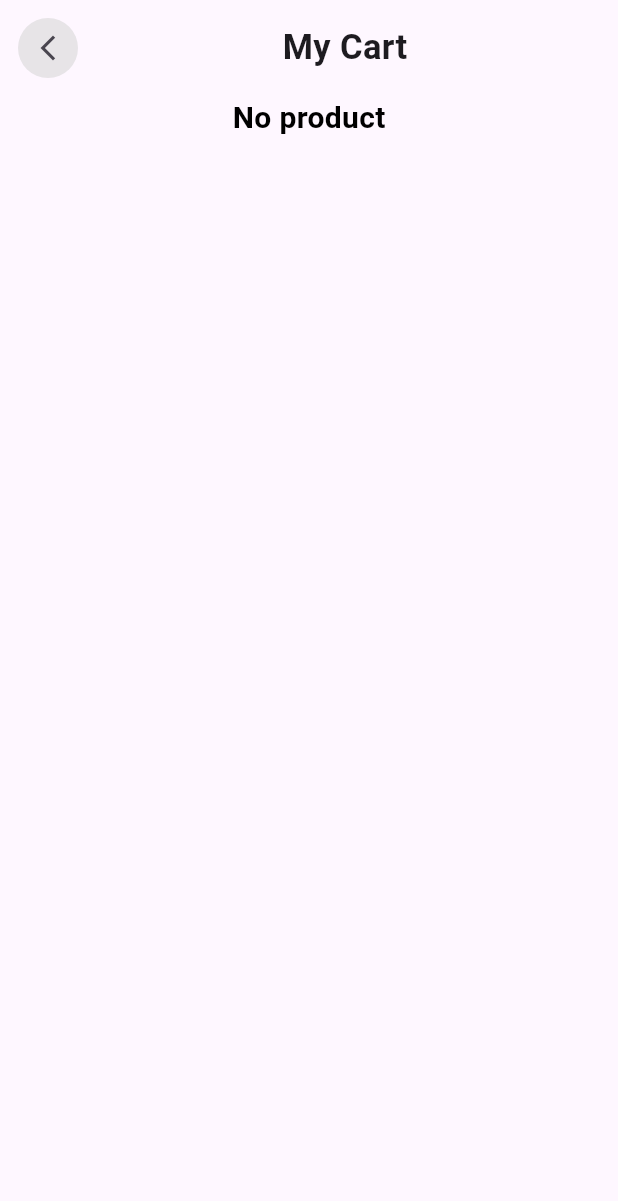
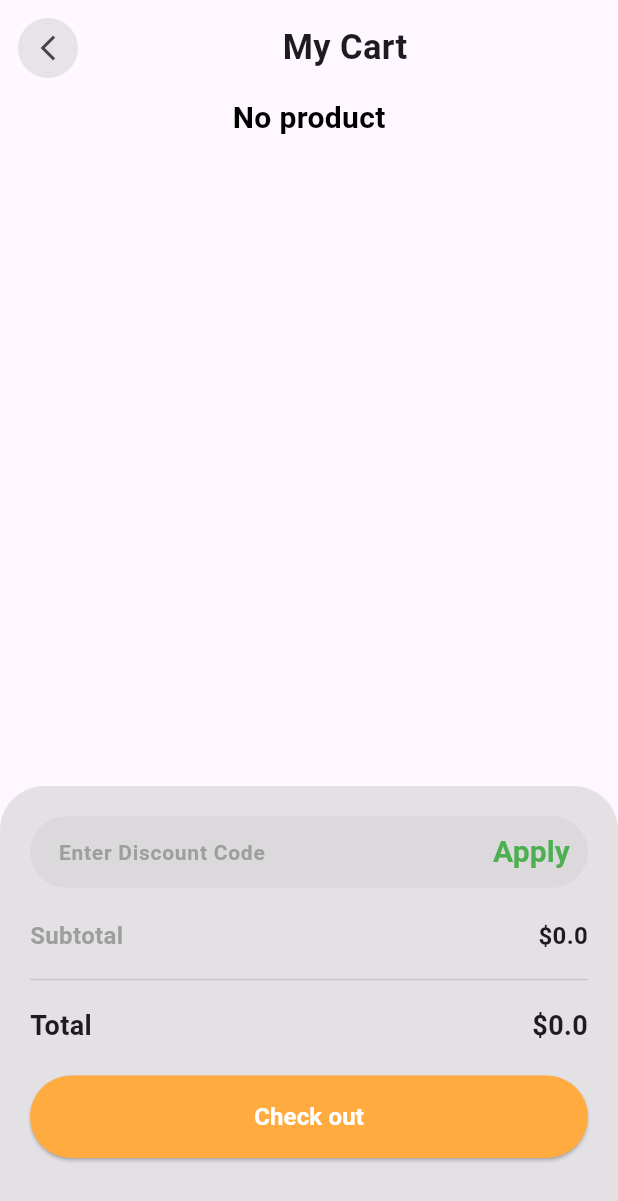
Before and after one commit to leepengcode/butterfly_app_with_provider, a Flutter app: the CartScreen screen opened directly, on a phone screen of 412 x 824 dp. Shown: the top 1201 px of the screen. Run offline on Flutter 3.47's test engine with Material 3 defaults, Android fonts, the light colour scheme and no system bars.

Commit message:
Add Check out

```diff
--- a/lib/Provider/CartProvider.dart
+++ b/lib/Provider/CartProvider.dart
@@ -25,6 +25,14 @@ class CartProvider extends ChangeNotifier {
     }
   }
 
+  totalPrice() {
+    double total1 = 0.0;
+    for (Product element in _cart) {
+      total1 += element.price * element.quantity;
+    }
+    return total1;
+  }
+
   static CartProvider of(
     BuildContext context, {
     bool listen = true,
--- a/lib/main.dart
+++ b/lib/main.dart
@@ -5,13 +5,13 @@ import 'package:flutter/material.dart';
 import 'package:provider/provider.dart';
 
 void main() {
+  ;
   runApp(const MyApp());
 }
 
 class MyApp extends StatelessWidget {
-  const MyApp({super.key});
+  const MyApp({Key? key});
 
-  // This widget is the root of your application.
   @override
   Widget build(BuildContext context) {
     return MultiProvider(
@@ -24,7 +24,10 @@ class MyApp extends StatelessWidget {
         )
       ],
       child: MaterialApp(
-          debugShowCheckedModeBanner: false, home: ButtomNavigation()),
+        debugShowCheckedModeBanner: false,
+        home:
+            ButtomNavigation(), // Replace with your actual bottom navigation widget
+      ),
     );
   }
 }
--- a/lib/screens/cart/cartScreen.dart
+++ b/lib/screens/cart/cartScreen.dart
@@ -1,5 +1,6 @@
 import 'package:butterfly_shop/Component/ButtomNavigation.dart';
 import 'package:butterfly_shop/Provider/CartProvider.dart';
+import 'package:butterfly_shop/screens/cart/check_out.dart';
 import 'package:flutter/material.dart';
 
 class CartScreen extends StatefulWidget {
@@ -32,6 +33,7 @@ class _CartScreenState extends State<CartScreen> {
     }
 
     return Scaffold(
+      bottomSheet: CheckOutBox(),
       body: SafeArea(
           child: Column(
         children: [
--- /dev/null
+++ b/lib/screens/cart/check_out.dart
@@ -0,0 +1,121 @@
+import 'package:butterfly_shop/Component/constant.dart';
+import 'package:butterfly_shop/Provider/CartProvider.dart';
+import 'package:flutter/material.dart';
+
+class CheckOutBox extends StatelessWidget {
+  const CheckOutBox({
+    super.key,
+  });
+
+  @override
+  Widget build(BuildContext context) {
+    final provider = CartProvider.of(context);
+    return Container(
+      height: 300,
+      width: double.infinity,
+      decoration: BoxDecoration(
+        color: bgColor,
+        borderRadius: BorderRadius.only(
+          topRight: Radius.circular(30),
+          topLeft: Radius.circular(30),
+        ),
+      ),
+      padding: EdgeInsets.all(20),
+      child: Column(
+        crossAxisAlignment: CrossAxisAlignment.start,
+        children: [
+          TextField(
+            decoration: InputDecoration(
+              border: OutlineInputBorder(
+                borderRadius: BorderRadius.circular(30),
+                borderSide: BorderSide.none,
+              ),
+              contentPadding: const EdgeInsets.symmetric(
+                vertical: 5,
+                horizontal: 15,
+              ),
+              filled: true,
+              fillColor: bgColor,
+              hintText: "Enter Discount Code",
+              hintStyle: const TextStyle(
+                fontSize: 14,
+                fontWeight: FontWeight.w600,
+                color: Colors.grey,
+              ),
+              suffixIcon: TextButton(
+                onPressed: () {},
+                child: Text(
+                  "Apply",
+                  style: TextStyle(
+                    color: Colors.green,
+                    fontSize: 20,
+                    fontWeight: FontWeight.bold,
+                  ),
+                ),
+              ),
+            ),
+          ),
+          const SizedBox(height: 20),
+          Row(
+            mainAxisAlignment: MainAxisAlignment.spaceBetween,
+            children: [
+              const Text(
+                "Subtotal",
+                style: TextStyle(
+                  fontSize: 16,
+                  fontWeight: FontWeight.bold,
+                  color: Colors.grey,
+                ),
+              ),
+              Text(
+                "\$${provider.totalPrice()}",
+                style: const TextStyle(
+                  fontSize: 16,
+                  fontWeight: FontWeight.bold,
+                ),
+              )
+            ],
+          ),
+          const SizedBox(height: 10),
+          const Divider(),
+          const SizedBox(height: 10),
+          Row(
+            mainAxisAlignment: MainAxisAlignment.spaceBetween,
+            children: [
+              const Text(
+                "Total",
+                style: TextStyle(
+                  fontSize: 18,
+                  fontWeight: FontWeight.bold,
+                ),
+              ),
+              Text(
+                "\$${provider.totalPrice()}",
+                style: const TextStyle(
+                  fontSize: 18,
+                  fontWeight: FontWeight.bold,
+                ),
+              )
+            ],
+          ),
+          const SizedBox(height: 20),
+          ElevatedButton(
+            onPressed: () {},
+            style: ElevatedButton.styleFrom(
+              backgroundColor: Colors.orangeAccent,
+              minimumSize: const Size(double.infinity, 55),
+            ),
+            child: const Text(
+              "Check out",
+              style: TextStyle(
+                fontSize: 16,
+                color: Colors.white,
+                fontWeight: FontWeight.bold,
+              ),
+            ),
+          ),
+        ],
+      ),
+    );
+  }
+}
--- a/pubspec.yaml
+++ b/pubspec.yaml
@@ -37,6 +37,8 @@ dependencies:
   cupertino_icons: ^1.0.6
   google_fonts: ^6.2.1
   provider: ^6.1.2
+  printing: ^5.12.0
+  pdf: ^3.10.8
 
 dev_dependencies:
   flutter_test:
```
Also changed, not shown: lib/screens/home/Widget/Category.dart (+54 -54 lines), pubspec.lock, 7 other files.
